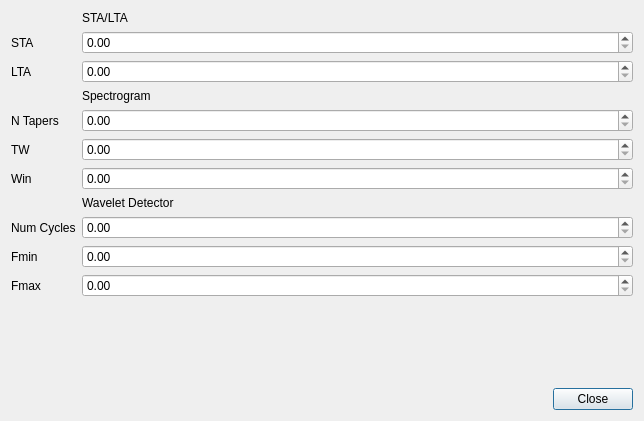
This is isp/resources/designer_uis/SettingsDialog.ui in ProjectISP/ISP as Qt 5 draws it before an edit. The edited form follows.
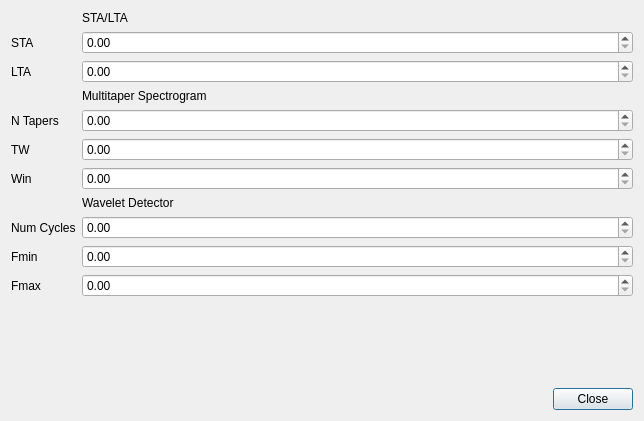
This is the edited form.

The edit to the form file:
```diff
--- a/isp/resources/designer_uis/SettingsDialog.ui
+++ b/isp/resources/designer_uis/SettingsDialog.ui
@@ -66,7 +66,7 @@
      <item row="4" column="1">
       <widget class="QLabel" name="label_6">
        <property name="text">
-        <string>Spectrogram</string>
+        <string>Multitaper Spectrogram</string>
        </property>
       </widget>
      </item>
```
